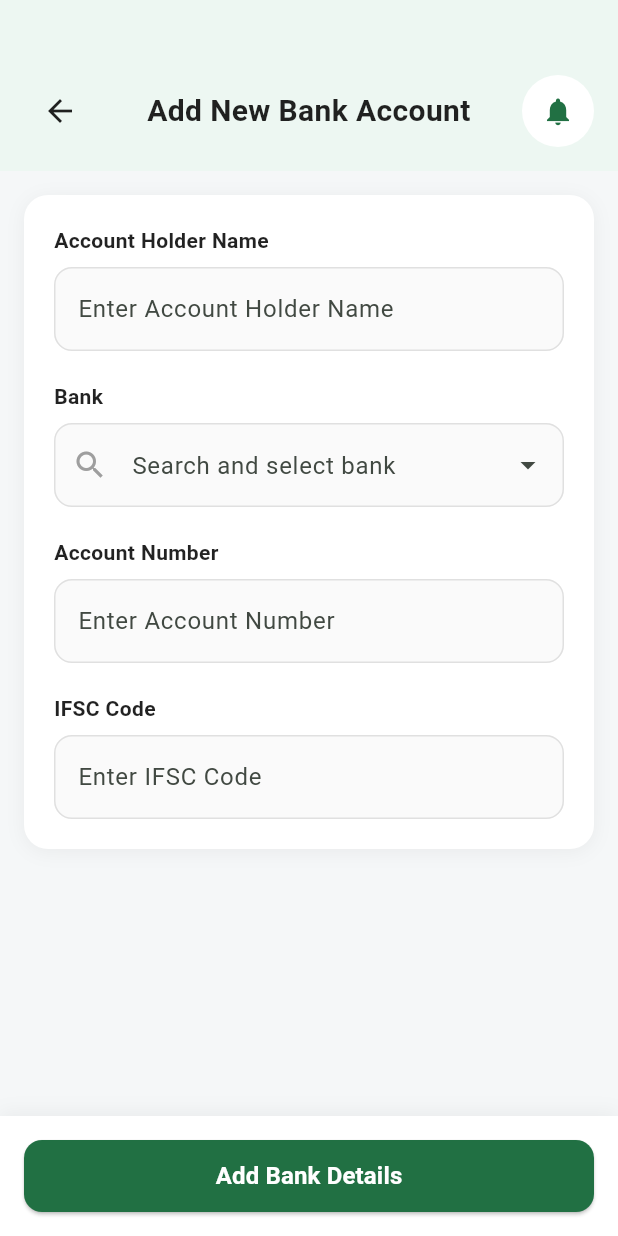
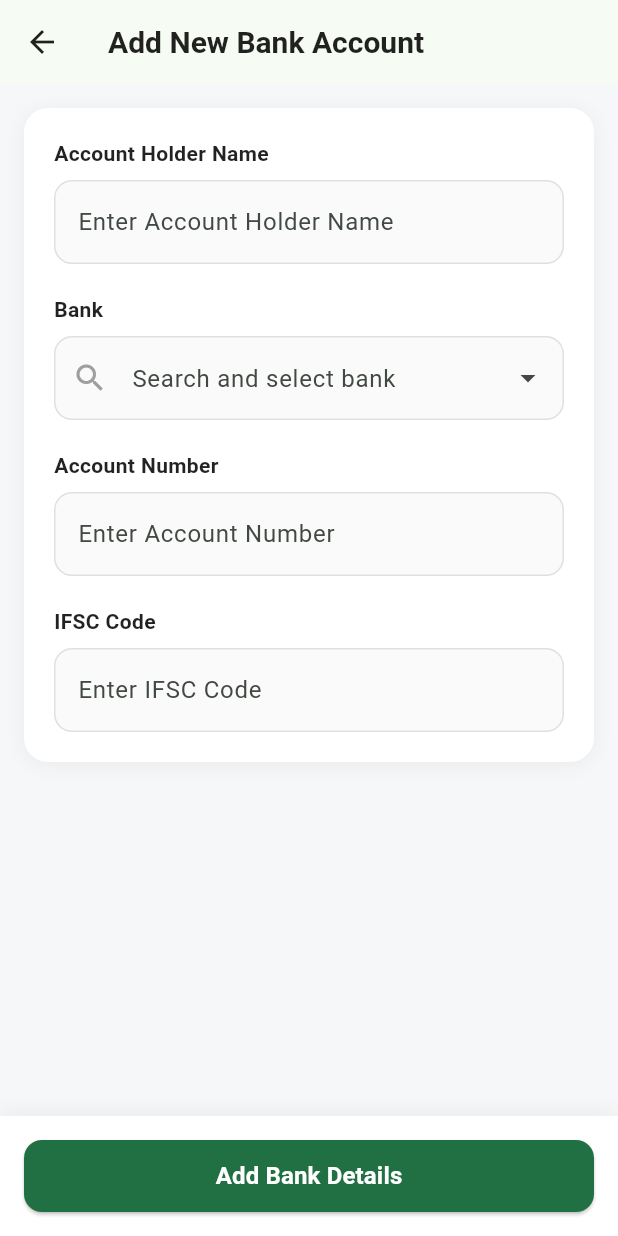
Before and after one commit to KundanRajpurohit/fixify_admin, a Flutter app: the AddEditBankAccountScreen screen opened directly, on a phone screen of 412 x 824 dp. Run offline on Flutter 3.47's test engine with Material 3 defaults, Android fonts, the phone set to English and light mode, and no system bars; drawn by our look-alikes of dropdown_search; our stand-ins replace dio, file_picker, flutter_animate, flutter_riverpod, flutter_screenutil, flutter_widget_from_html and 9 more; accounts and stored records are empty.

Commit message:
-Screenutils + SafeArea

```diff
--- a/lib/main.dart
+++ b/lib/main.dart
@@ -4,7 +4,6 @@ import 'package:fixify_admin/dio/auth_interceptor.dart';
 import 'package:fixify_admin/dio/unauth_interceptor.dart';
 import 'package:fixify_admin/providers/auth_provider.dart';
 import 'package:fixify_admin/providers/location_provider.dart';
-import 'package:fixify_admin/screens/auth/phone_verification_screen.dart';
 import 'package:fixify_admin/screens/auth/splash_screen.dart';
 import 'package:fixify_admin/services/user_service.dart';
 import 'package:flutter/material.dart';
--- a/lib/screens/auth/create_profile.dart
+++ b/lib/screens/auth/create_profile.dart
@@ -8,6 +8,7 @@ import 'package:fixify_admin/services/user_service.dart';
 import 'package:flutter/material.dart';
 import 'package:flutter_animate/flutter_animate.dart';
 import 'package:flutter_riverpod/flutter_riverpod.dart';
+import 'package:flutter_screenutil/flutter_screenutil.dart';
 import 'package:image_picker/image_picker.dart';
 import 'package:page_transition/page_transition.dart';
 
@@ -194,7 +195,8 @@ class _CreateAccountScreenState extends ConsumerState<CreateAccountScreen> {
           ),
         ],
       ),
-      body: Stack(
+      body: SafeArea(
+        child: Stack(
           children: [
             Container(height: 220, color: AppColors.secondary.withOpacity(0.4)),
             SingleChildScrollView(
@@ -209,6 +211,7 @@ class _CreateAccountScreenState extends ConsumerState<CreateAccountScreen> {
                       _phoneNumberController,
                       _emailController,
                     ),
+                    SizedBox(height:15.h),
                     SizedBox(
                       width: double.infinity,
                       height: 56,
@@ -245,6 +248,7 @@ class _CreateAccountScreenState extends ConsumerState<CreateAccountScreen> {
               ),
             ),
           ],
+        ),
       ),
     );
   }
--- a/lib/screens/dashboard/add_edit_bank_account_screen.dart
+++ b/lib/screens/dashboard/add_edit_bank_account_screen.dart
@@ -236,22 +236,8 @@ class _AddEditBankAccountScreenState extends ConsumerState<AddEditBankAccountScr
 
     return Scaffold(
       backgroundColor: const Color(0xFFF5F7F8),
-      body: Column(
-        children: [
-          // Header
-          Container(
-            padding: const EdgeInsets.fromLTRB(16, 50, 16, 16),
-            decoration: BoxDecoration(
-              color: AppColors.secondary.withOpacity(0.4),
-            ),
-            child: Row(
-              children: [
-                IconButton(
-                  icon: const Icon(Icons.arrow_back, color: Colors.black87),
-                  onPressed: () => Navigator.pop(context),
-                ),
-                Expanded(
-                  child: Text(
+      appBar: AppBar(
+        title: Text(
           isEdit ? 'Edit New Bank Account' : 'Add New Bank Account',
           style: const TextStyle(
             fontSize: 20,
@@ -260,27 +246,14 @@ class _AddEditBankAccountScreenState extends ConsumerState<AddEditBankAccountScr
           ),
           textAlign: TextAlign.center,
         ),
-                ),
-                Container(
-                  decoration: const BoxDecoration(
-                    color: Colors.white,
-                    shape: BoxShape.circle,
-                  ),
-                  child: IconButton(
-                    icon: const Icon(
-                      Icons.notifications,
-                      color: Color(0xFF217043),
-                      size: 22,
-                    ),
-                    onPressed: () {
-                      // Handle notifications
-                    },
+        leading:  IconButton(
+          icon: const Icon(Icons.arrow_back, color: Colors.black87),
+          onPressed: () => Navigator.pop(context),
         ),
       ),
-              ],
-            ),
-          ),
-
+      body: SafeArea(
+        child: Column(
+          children: [
             // Form
             Expanded(
               child: SingleChildScrollView(
@@ -418,6 +391,7 @@ class _AddEditBankAccountScreenState extends ConsumerState<AddEditBankAccountScr
               ),
             ),
           ],
+        ),
       ),
     );
   }
--- a/lib/screens/onboarding/get_started_screen.dart
+++ b/lib/screens/onboarding/get_started_screen.dart
@@ -72,7 +72,7 @@ class _GetStartedScreenState extends State<GetStartedScreen>
             children: [
               // 🔹 Top Row (moves left to right)
               SizedBox(
-                height: 150.h, // Fixed height to prevent cutting
+                height: 90.h, // Fixed height to prevent cutting
                 child: OverflowBox(
                   maxWidth: double.infinity,
                   child: AnimatedBuilder(
```
Also changed, not shown: lib/screens/dashboard/bank_accounts_screen.dart (+8 -2 lines), lib/screens/dashboard/complete_job_screen.dart (+6 -1 lines), lib/screens/dashboard/dashboard_screen.dart (+11 -4 lines), lib/screens/dashboard/home_screen.dart (+5 -4 lines), lib/screens/dashboard/job_details_screen.dart (+16 -8 lines), lib/screens/onboarding/onboarding_screen.dart (+8 -6 lines), lib/screens/dashboard/cancel_job_screen.dart (line endings or trailing spaces), lib/screens/dashboard/privacy_policy_screen.dart (line endings or trailing spaces), lib/screens/dashboard/rate_customer_screen.dart (line endings or trailing spaces), lib/screens/dashboard/terms_of_service_screen.dart (line endings or trailing spaces), lib/screens/dashboard/withdraw_earnings_screen.dart (line endings or trailing spaces). Lines whose indentation alone changed are shown as unchanged.
